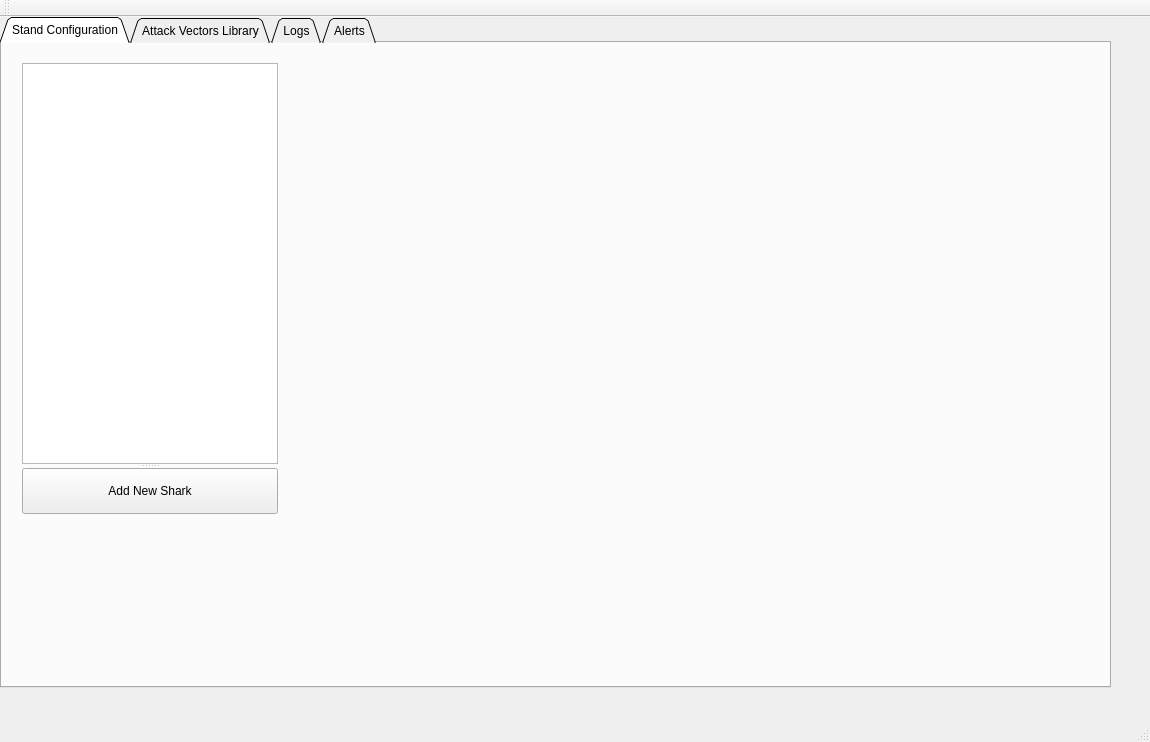
First picture: the form in DroneShark_Stand/DetectionStand/mainwindow.ui, repository t-walker-21/UAH-NGC-CUAS-Software, before the edit.
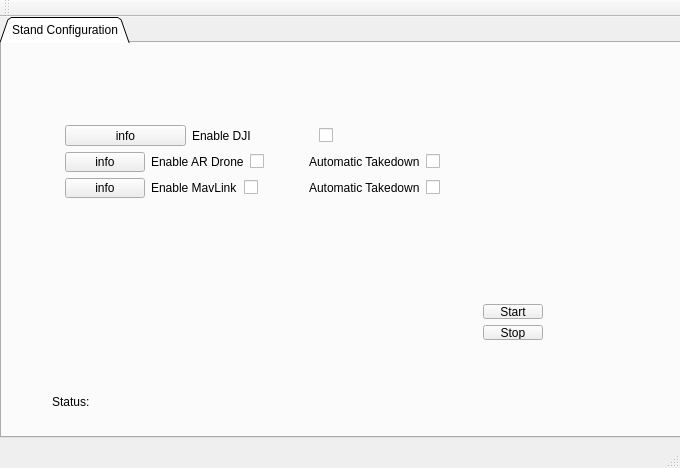
Second picture: the form after the edit. The open tabs and pages were chosen to show the change.

Commit message: initial run of shark

```diff
--- a/DroneShark_Stand/DetectionStand/mainwindow.ui
+++ b/DroneShark_Stand/DetectionStand/mainwindow.ui
@@ -6,8 +6,8 @@
    <rect>
     <x>0</x>
     <y>0</y>
-    <width>1150</width>
-    <height>742</height>
+    <width>680</width>
+    <height>468</height>
    </rect>
   </property>
   <property name="windowTitle">
@@ -19,8 +19,8 @@
      <rect>
       <x>0</x>
       <y>0</y>
-      <width>1111</width>
-      <height>671</height>
+      <width>691</width>
+      <height>421</height>
      </rect>
     </property>
     <property name="tabShape">
@@ -33,78 +33,167 @@
      <attribute name="title">
       <string>Stand Configuration</string>
      </attribute>
-     <widget class="QSplitter" name="splitter">
+     <widget class="QLabel" name="statusLabel">
       <property name="geometry">
        <rect>
-        <x>20</x>
-        <y>20</y>
-        <width>256</width>
-        <height>451</height>
+        <x>50</x>
+        <y>350</y>
+        <width>67</width>
+        <height>17</height>
        </rect>
       </property>
-      <property name="orientation">
-       <enum>Qt::Vertical</enum>
-      </property>
-      <widget class="QTableView" name="tableView"/>
-      <widget class="QPushButton" name="pushButton_3">
-       <property name="text">
-        <string>Add New Shark</string>
-       </property>
-      </widget>
-     </widget>
-    </widget>
-    <widget class="QWidget" name="tab">
-     <attribute name="title">
-      <string>Attack Vectors Library</string>
-     </attribute>
-    </widget>
-    <widget class="QWidget" name="tab_2">
-     <attribute name="title">
-      <string>Logs</string>
-     </attribute>
-     <widget class="QPushButton" name="startLog">
-      <property name="geometry">
-       <rect>
-        <x>200</x>
-        <y>60</y>
-        <width>89</width>
-        <height>25</height>
-       </rect>
-      </property>
       <property name="text">
-       <string>start</string>
+       <string>Status: </string>
       </property>
      </widget>
-     <widget class="QPushButton" name="endLog">
+     <widget class="QWidget" name="">
       <property name="geometry">
        <rect>
-        <x>480</x>
-        <y>80</y>
-        <width>89</width>
-        <height>25</height>
+        <x>470</x>
+        <y>250</y>
+        <width>82</width>
+        <height>58</height>
        </rect>
       </property>
-      <property name="text">
-       <string>stop</string>
-      </property>
+      <layout class="QVBoxLayout" name="verticalLayout">
+       <item>
+        <widget class="QPushButton" name="startButton">
+         <property name="text">
+          <string>Start</string>
+         </property>
+        </widget>
+       </item>
+       <item>
+        <widget class="QPushButton" name="stopButton">
+         <property name="text">
+          <string>Stop</string>
+         </property>
+        </widget>
+       </item>
+      </layout>
      </widget>
-    </widget>
-    <widget class="QWidget" name="tab_4">
-     <attribute name="title">
-      <string>Alerts</string>
-     </attribute>
-     <widget class="QPushButton" name="alert">
+     <widget class="QWidget" name="">
       <property name="geometry">
        <rect>
-        <x>300</x>
-        <y>150</y>
-        <width>89</width>
-        <height>25</height>
+        <x>52</x>
+        <y>71</y>
+        <width>397</width>
+        <height>95</height>
        </rect>
       </property>
-      <property name="text">
-       <string>fire alert</string>
-      </property>
+      <layout class="QVBoxLayout" name="verticalLayout_2">
+       <item>
+        <layout class="QHBoxLayout" name="horizontalLayout_2">
+         <item>
+          <widget class="QPushButton" name="djiInfo">
+           <property name="text">
+            <string>info</string>
+           </property>
+          </widget>
+         </item>
+         <item>
+          <widget class="QLabel" name="label">
+           <property name="text">
+            <string>Enable DJI</string>
+           </property>
+          </widget>
+         </item>
+         <item>
+          <widget class="QCheckBox" name="djiBox">
+           <property name="text">
+            <string/>
+           </property>
+          </widget>
+         </item>
+        </layout>
+       </item>
+       <item>
+        <layout class="QHBoxLayout" name="horizontalLayout_4">
+         <item>
+          <widget class="QPushButton" name="ardroneInfo">
+           <property name="text">
+            <string>info</string>
+           </property>
+          </widget>
+         </item>
+         <item>
+          <widget class="QLabel" name="label_2">
+           <property name="text">
+            <string>Enable AR Drone</string>
+           </property>
+          </widget>
+         </item>
+         <item>
+          <widget class="QCheckBox" name="ardroneBox">
+           <property name="text">
+            <string/>
+           </property>
+          </widget>
+         </item>
+         <item>
+          <layout class="QHBoxLayout" name="horizontalLayout_3">
+           <item>
+            <widget class="QLabel" name="label_6">
+             <property name="text">
+              <string>Automatic Takedown</string>
+             </property>
+            </widget>
+           </item>
+           <item>
+            <widget class="QCheckBox" name="ardroneAuto">
+             <property name="text">
+              <string/>
+             </property>
+            </widget>
+           </item>
+          </layout>
+         </item>
+        </layout>
+       </item>
+       <item>
+        <layout class="QHBoxLayout" name="horizontalLayout_5">
+         <item>
+          <widget class="QPushButton" name="mavlinkInfo">
+           <property name="text">
+            <string>info</string>
+           </property>
+          </widget>
+         </item>
+         <item>
+          <widget class="QLabel" name="label_4">
+           <property name="text">
+            <string>Enable MavLink</string>
+           </property>
+          </widget>
+         </item>
+         <item>
+          <widget class="QCheckBox" name="mavlinkBox">
+           <property name="text">
+            <string/>
+           </property>
+          </widget>
+         </item>
+         <item>
+          <layout class="QHBoxLayout" name="horizontalLayout">
+           <item>
+            <widget class="QLabel" name="label_5">
+             <property name="text">
+              <string>Automatic Takedown</string>
+             </property>
+            </widget>
+           </item>
+           <item>
+            <widget class="QCheckBox" name="mavlinkAuto">
+             <property name="text">
+              <string/>
+             </property>
+            </widget>
+           </item>
+          </layout>
+         </item>
+        </layout>
+       </item>
+      </layout>
      </widget>
     </widget>
    </widget>
```
Left out of the diff: 25 changed lines with no effect on the pictures. The commit also changes 11 other files.
